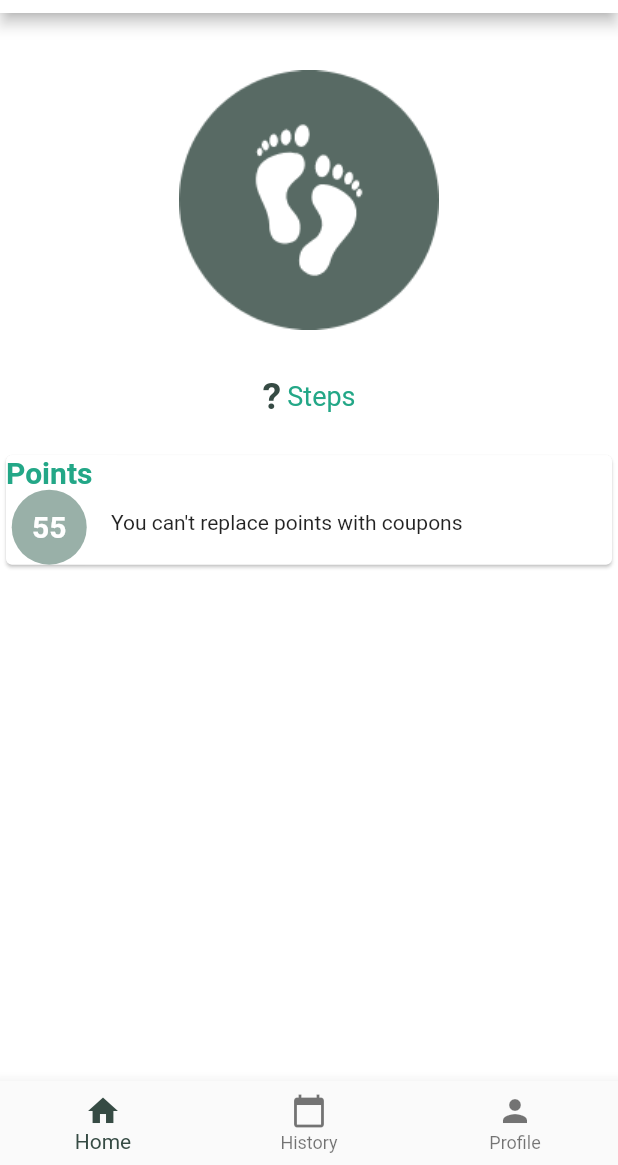
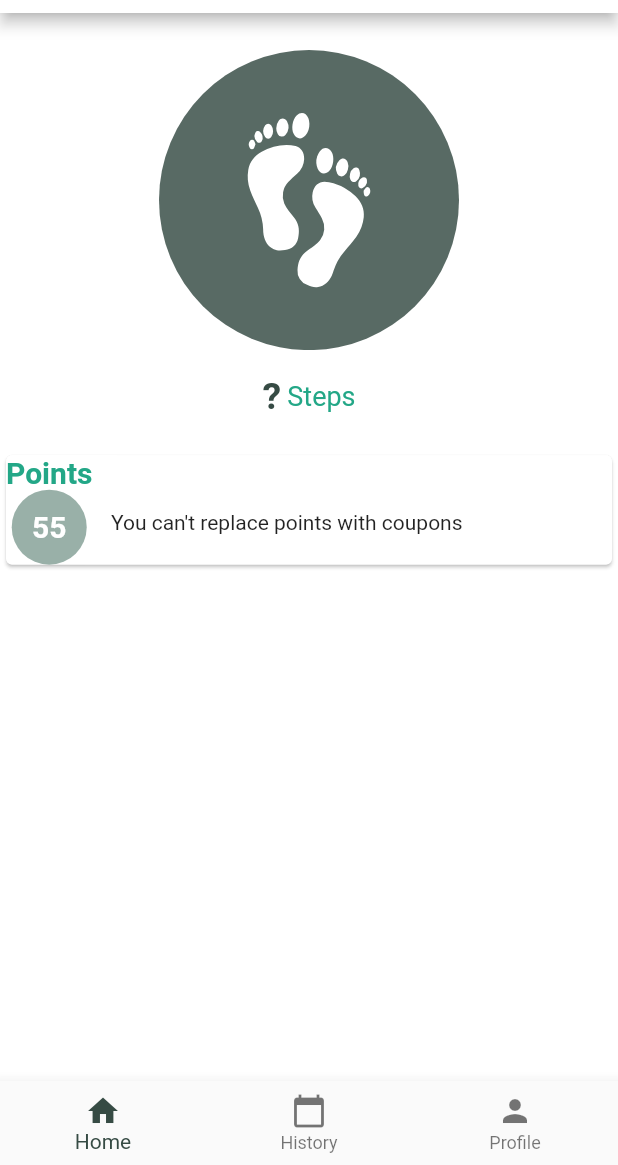
Before and after one commit to WejdanCS/StepsTrackerPrototype, a Flutter app: the HomePage screen opened directly, on a phone screen of 412 x 824 dp, the part 71-1236 px from its top. Run offline on Flutter 3.47's test engine with Material 2 defaults, Android fonts, the phone set to English and light mode, and no system bars; our stand-ins replace cloud_firestore, firebase_auth, firebase_core, flutter_svg, pedometer; accounts and stored records are empty; statements that could not run were skipped.

Commit message:
replace feets.png into feets.svg

```diff
--- a/lib/view/home_content_page.dart
+++ b/lib/view/home_content_page.dart
@@ -1,4 +1,5 @@
 import 'package:flutter/material.dart';
+import 'package:flutter_svg/flutter_svg.dart';
 import 'package:pedometer/pedometer.dart';
 import 'package:provider/provider.dart';
 import 'package:steps_tracker_prototype/controller/user_controller.dart';
@@ -43,7 +44,8 @@ class _HomeContentState extends State<HomeContent> {
             //Number of steps
             Column(
               children: [
-                Image.asset('assets/images/feets.png',width: 200,height: 200,),
+                SvgPicture.asset("assets/images/feets.svg",width: 200,height: 200,),
+                // Image.asset('assets/images/feets.png',width: 200,height: 200,),
                 SizedBox(height: _height*0.02,),
                 Row(
                   mainAxisAlignment: MainAxisAlignment.center,
```
